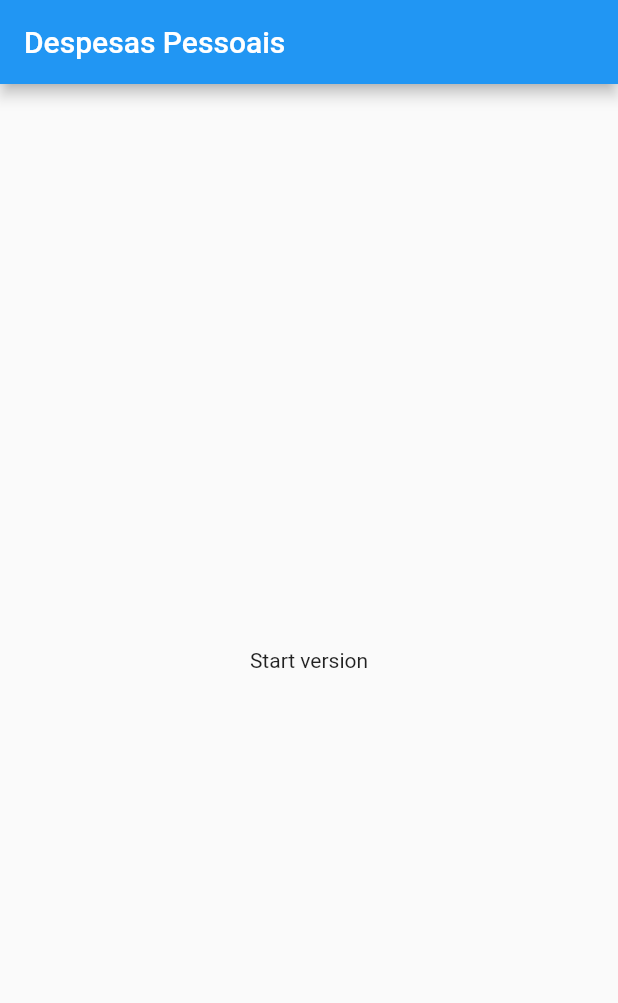
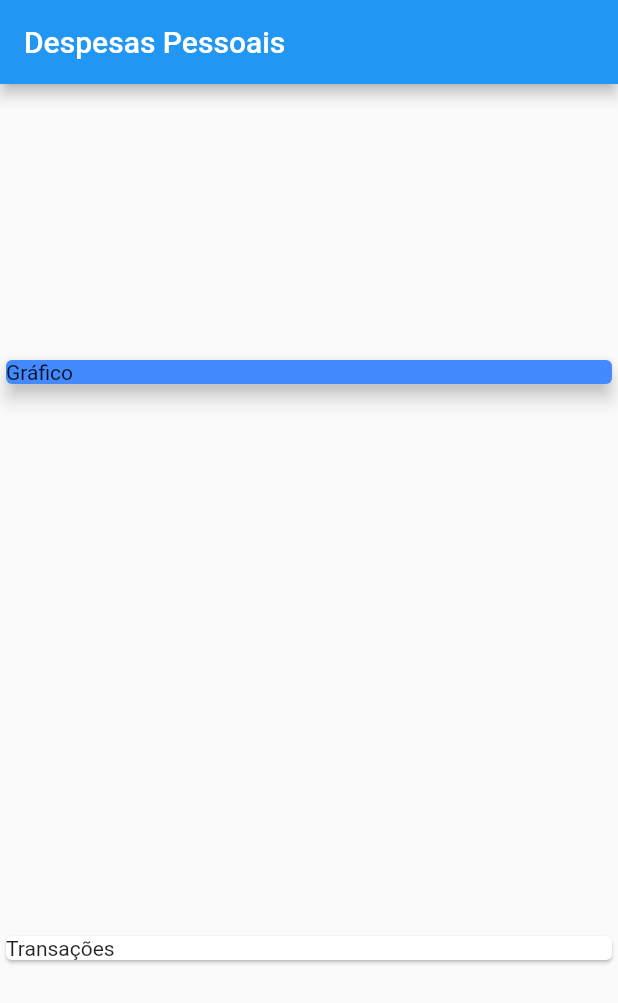
Before and after one commit to airtonferreira/daily-expenses, a Flutter app: the screen it shows after launch, on a phone screen of 412 x 824 dp. Shown: the top 1003 px of the screen. Run offline on Flutter 3.47's test engine with Material 2 defaults, Android fonts, the phone set to English and light mode, and no system bars.

Commit message:
main and cross axis alignment

```diff
--- a/lib/main.dart
+++ b/lib/main.dart
@@ -13,12 +13,24 @@ class HomePage extends StatelessWidget {
   @override
   Widget build(BuildContext context) {
     return Scaffold(
-      appBar: AppBar(
-        title: Text('Despesas Pessoais'),
-      ),
-      body: Center(
-        child: Text('Start version'),
-      ),
-    );
+        appBar: AppBar(
+          title: Text('Despesas Pessoais'),
+        ),
+        body: Column(
+          mainAxisAlignment: MainAxisAlignment.spaceAround,
+          crossAxisAlignment: CrossAxisAlignment.stretch,
+          children: <Widget>[
+            Container(
+              child: Card(
+                color: Colors.blueAccent,
+                child: Text('Gráfico'),
+                elevation: 5,
+              ),
+            ),
+            Card(
+              child: Text('Transações'),
+            )
+          ],
+        ));
   }
 }
```
